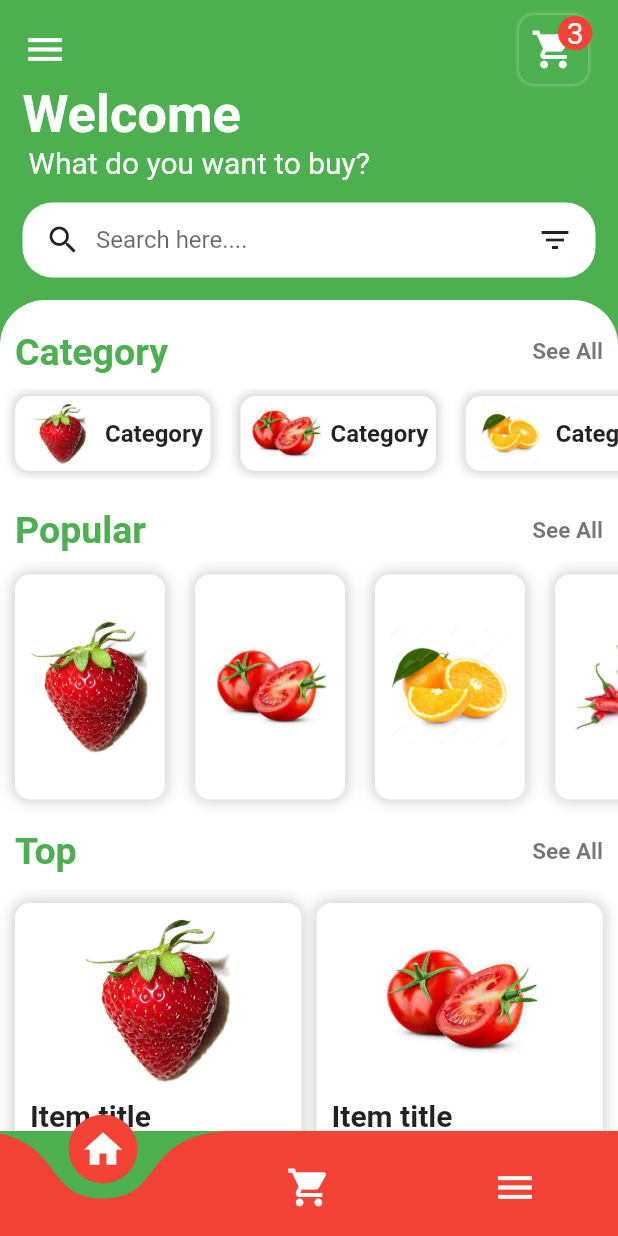
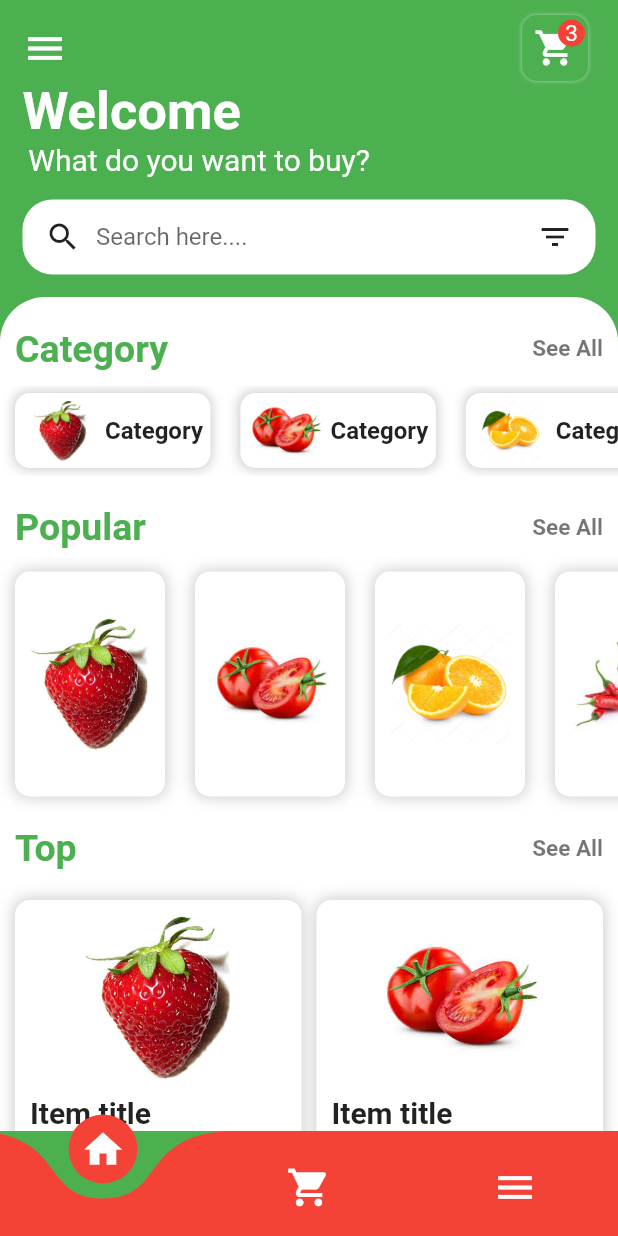
Before and after one commit to umangghoghari24/Grocery, a Flutter app: the Homepage screen opened by its route, on a phone screen of 412 x 824 dp. Run offline on Flutter 3.47's test engine with Material 2 defaults, Android fonts, the phone set to English and light mode, and no system bars; drawn by our look-alikes of curved_navigation_bar; our stand-ins replace sliding_sheet; network calls fail.

Commit message:
Grocery_App

```diff
--- a/lib/Homepage.dart
+++ b/lib/Homepage.dart
@@ -47,7 +47,7 @@ class Homepage extends StatelessWidget {
                            padding: EdgeInsets.all(0),
                            label : Text('3',style: TextStyle(
                               color: Colors.white,
-                              fontSize: 20
+                              fontSize: 15
                             ),),
                             child: InkWell(
                               onTap: () {
@@ -65,7 +65,7 @@ class Homepage extends StatelessWidget {
                               },
                               child: Icon(Icons.shopping_cart,
                                 color: Colors.white,
-                                  size: 30,),
+                                  size: 28,),
                             ),
                           ),
                         )
--- a/lib/orderpage.dart
+++ b/lib/orderpage.dart
@@ -185,6 +185,7 @@ class orderpage extends StatelessWidget {
                     fontWeight: FontWeight.bold,
                     fontSize: 18
                   ),),
+
                 ),
               )
             ],
```
